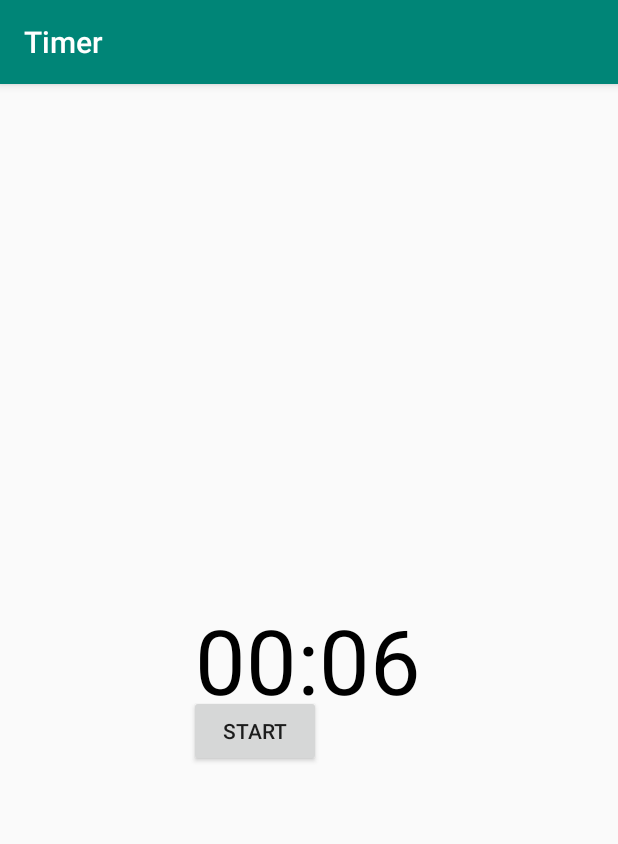
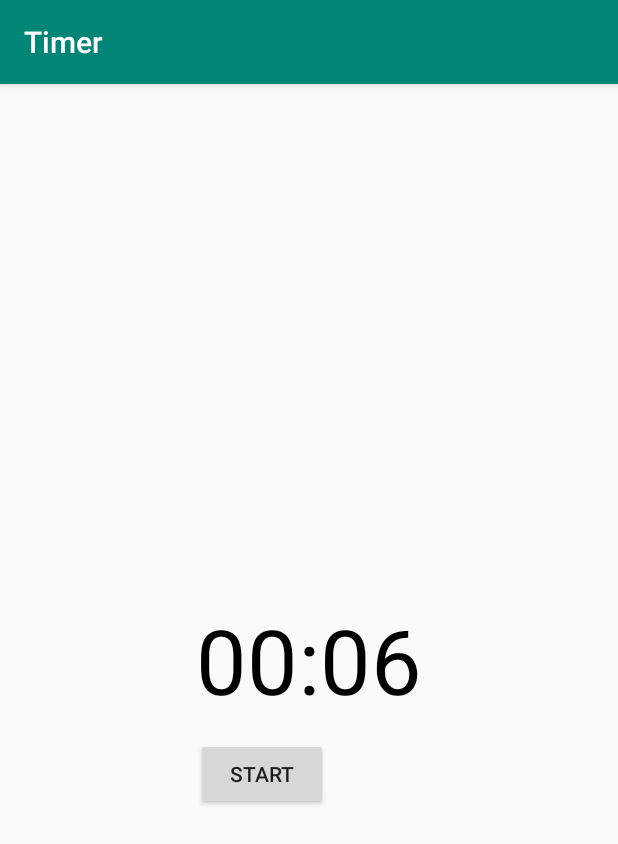
Before and after one commit to ASagalajev92/Timer, an Android app: the screen it shows after launch (MainActivity), on a phone screen of 412 x 824 dp. Shown: the top 844 px of the screen. Run offline under Robolectric (Android 15) with nearby library versions, the phone set to English and light mode, and no system bars.

Commit message:
Fixed rotation bag ( saveInstanceState ) and updated some design to landscape rotation.

```diff
--- a/app/src/main/java/com/example/timer/MainActivity.java
+++ b/app/src/main/java/com/example/timer/MainActivity.java
@@ -121,20 +121,25 @@ public class MainActivity extends AppCompatActivity {
         }
     }
 
-
-
     // Fixing life circle bag ( orientation change )
 
     @Override
     protected void onSaveInstanceState(@NonNull Bundle outState) {
         super.onSaveInstanceState(outState);
         outState.putLong("millisLeft", mTimeLeftInMillis);
-        outState.putBoolean("timeRunning",mTimerRunning);
+        outState.putBoolean("timerRunning",mTimerRunning);
     }
 
     @Override
     protected void onRestoreInstanceState(@NonNull Bundle savedInstanceState) {
         super.onRestoreInstanceState(savedInstanceState);
+        mTimeLeftInMillis = savedInstanceState.getLong("millisLeft");
+        mTimerRunning = savedInstanceState.getBoolean("timerRunning");
+        updateCountDownText();
+        updateButtons();
 
+        if (mTimerRunning) {
+            startTimer();
+        }
     }
 }
--- a/app/src/main/res/layout/activity_main.xml
+++ b/app/src/main/res/layout/activity_main.xml
@@ -8,14 +8,10 @@
 
     <TextView
         android:id="@+id/text_view_countdown"
-        android:layout_width="152dp"
+        android:layout_width="wrap_content"
         android:layout_height="wrap_content"
         android:layout_centerHorizontal="true"
         android:layout_centerVertical="true"
-        android:layout_marginStart="129dp"
-        android:layout_marginTop="304dp"
-        android:layout_marginEnd="130dp"
-        android:layout_marginBottom="345dp"
         android:text="@string/time_numbers"
         android:textColor="@android:color/black"
         android:textSize="60sp" />
@@ -24,20 +20,20 @@
         android:id="@+id/button_start_pause"
         android:layout_width="wrap_content"
         android:layout_height="wrap_content"
-        android:layout_alignParentStart="true"
-        android:layout_alignParentTop="true"
-        android:layout_marginStart="126dp"
-        android:layout_marginTop="407dp"
+        android:layout_below="@+id/text_view_countdown"
+        android:layout_alignStart="@+id/text_view_countdown"
+        android:layout_marginStart="0dp"
+        android:layout_marginTop="12dp"
         android:text="@string/button_start_pause" />
 
     <Button
         android:id="@+id/button_reset"
         android:layout_width="wrap_content"
         android:layout_height="wrap_content"
-        android:layout_alignParentStart="true"
-        android:layout_alignParentTop="true"
-        android:layout_marginStart="215dp"
-        android:layout_marginTop="407dp"
+        android:layout_below="@+id/text_view_countdown"
+        android:layout_marginStart="12dp"
+        android:layout_marginTop="12dp"
+        android:layout_toEndOf="@+id/button_start_pause"
         android:text="@string/button_reset"
         android:visibility="invisible"
         tools:visibility="visible" />
```
